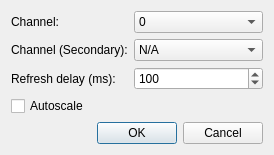
The window that QtDAQ/Forms/Dialogs/dialogSignalPlotConfig.ui (veggiesaurus/qtdaq) describes before a commit, drawn with Qt 5.
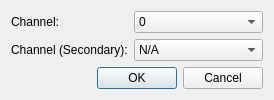
The same window after the commit.

Diff of the .ui file:
```diff
--- a/QtDAQ/Forms/Dialogs/dialogSignalPlotConfig.ui
+++ b/QtDAQ/Forms/Dialogs/dialogSignalPlotConfig.ui
@@ -7,13 +7,16 @@
     <x>0</x>
     <y>0</y>
     <width>274</width>
-    <height>142</height>
+    <height>93</height>
    </rect>
   </property>
   <property name="windowTitle">
    <string>Signal Plot Configuration</string>
   </property>
   <layout class="QFormLayout" name="formLayout">
+   <property name="fieldGrowthPolicy">
+    <enum>QFormLayout::AllNonFixedFieldsGrow</enum>
+   </property>
    <item row="0" column="0">
     <widget class="QLabel" name="labelChannel">
      <property name="text">
@@ -361,21 +364,7 @@
      </item>
     </widget>
    </item>
-   <item row="2" column="0">
-    <widget class="QLabel" name="labelRefreshDelay">
-     <property name="text">
-      <string>Refresh delay (ms):</string>
-     </property>
-    </widget>
-   </item>
-   <item row="3" column="0">
-    <widget class="QCheckBox" name="checkBoxAutoscale">
-     <property name="text">
-      <string>Autoscale</string>
-     </property>
-    </widget>
-   </item>
-   <item row="4" column="0" colspan="2">
+   <item row="2" column="0" colspan="2">
     <widget class="QDialogButtonBox" name="buttonBox">
      <property name="orientation">
       <enum>Qt::Horizontal</enum>
@@ -385,19 +374,6 @@
      </property>
     </widget>
    </item>
-   <item row="2" column="1">
-    <widget class="QSpinBox" name="spinBoxDelay">
-     <property name="maximum">
-      <number>1000</number>
-     </property>
-     <property name="singleStep">
-      <number>10</number>
-     </property>
-     <property name="value">
-      <number>100</number>
-     </property>
-    </widget>
-   </item>
   </layout>
  </widget>
  <tabstops>
```
Left out of the diff: 2 changed lines with no effect on the pictures.
